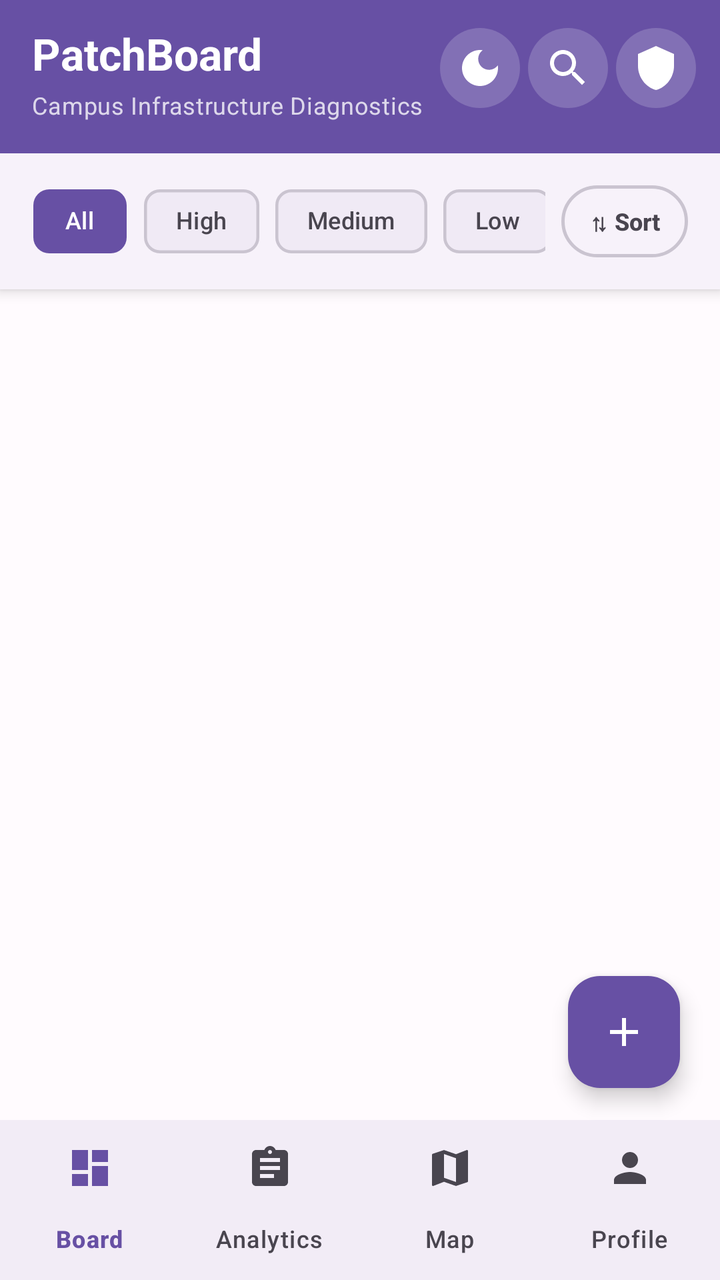
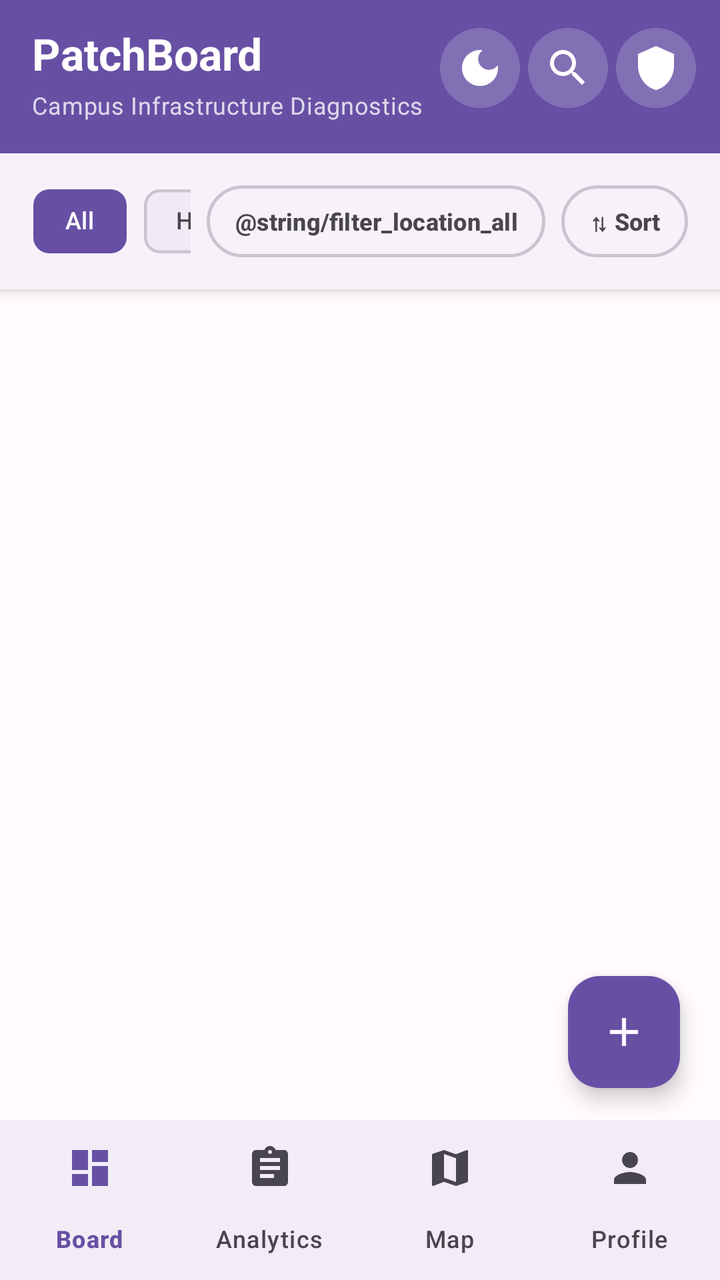

Screens rendered from an Android XML layout before and after an edit, with the pre-edit source and the edit as a unified diff.
<!-- AndroidManifest.xml: application theme Theme.PatchBoard -->
<!-- res/layout/activity_main.xml -->
<?xml version="1.0" encoding="utf-8"?>
<androidx.constraintlayout.widget.ConstraintLayout
    xmlns:android="http://schemas.android.com/apk/res/android"
    xmlns:app="http://schemas.android.com/apk/res-auto"
    android:id="@+id/root"
    android:layout_width="match_parent"
    android:layout_height="match_parent"
    android:background="@color/pb_bg">

    
    <LinearLayout
        android:id="@+id/topSection"
        android:layout_width="0dp"
        android:layout_height="wrap_content"
        android:background="@color/pb_topbar_bg"
        android:elevation="4dp"
        android:orientation="vertical"
        app:layout_constraintEnd_toEndOf="parent"
        app:layout_constraintStart_toStartOf="parent"
        app:layout_constraintTop_toTopOf="parent">

        <LinearLayout
            android:layout_width="match_parent"
            android:layout_height="wrap_content"
            android:orientation="horizontal"
            android:paddingStart="16dp"
            android:paddingTop="12dp"
            android:paddingEnd="12dp"
            android:paddingBottom="16dp">

            <LinearLayout
                android:layout_width="0dp"
                android:layout_height="wrap_content"
                android:layout_weight="1"
                android:orientation="vertical">

                <TextView
                    android:layout_width="wrap_content"
                    android:layout_height="wrap_content"
                    android:text="@string/app_name"
                    android:textColor="@color/pb_topbar_text"
                    android:textSize="22sp"
                    android:textStyle="bold" />

                <TextView
                    android:layout_width="wrap_content"
                    android:layout_height="wrap_content"
                    android:layout_marginTop="3dp"
                    android:letterSpacing="0.02"
                    android:text="@string/tagline"
                    android:textColor="@color/pb_topbar_subtext"
                    android:textSize="12sp" />
            </LinearLayout>

            <ImageButton
                android:id="@+id/btnTheme"
                android:layout_width="40dp"
                android:layout_height="40dp"
                android:layout_marginTop="2dp"
                android:background="@drawable/bg_circle_topbar"
                android:contentDescription="@string/cd_toggle_night_mode"
                android:src="@drawable/ic_dark_mode"
                app:tint="@color/pb_topbar_text" />

            <ImageButton
                android:id="@+id/btnSearch"
                android:layout_width="40dp"
                android:layout_height="40dp"
                android:layout_marginStart="4dp"
                android:layout_marginTop="2dp"
                android:background="@drawable/bg_circle_topbar"
                android:contentDescription="@string/search_hint"
                android:src="@drawable/ic_search"
                app:tint="@color/pb_topbar_text" />

            <ImageButton
                android:id="@+id/btnAdminSignIn"
                android:layout_width="40dp"
                android:layout_height="40dp"
                android:layout_marginStart="4dp"
                android:layout_marginTop="2dp"
                android:background="@drawable/bg_circle_topbar"
                android:contentDescription="@string/cd_admin_sign_in"
                android:src="@drawable/ic_shield"
                app:tint="@color/pb_topbar_text" />

            <com.google.android.material.button.MaterialButton
                android:id="@+id/btnAdminActive"
                style="@style/PatchBoard.PillButton"
                android:layout_width="wrap_content"
                android:layout_height="40dp"
                android:layout_marginStart="4dp"
                android:layout_marginTop="2dp"
                android:text="@string/admin_badge"
                android:textColor="@color/pb_topbar_text"
                android:visibility="gone"
                app:backgroundTint="@color/pb_topbar_icon_bg_active"
                app:icon="@drawable/ic_shield"
                app:iconSize="16dp"
                app:iconTint="@color/pb_topbar_text" />
        </LinearLayout>

        
        <LinearLayout
            android:id="@+id/searchRow"
            android:layout_width="match_parent"
            android:layout_height="wrap_content"
            android:background="@color/pb_filter_row_bg"
            android:gravity="center_vertical"
            android:orientation="horizontal"
            android:paddingStart="16dp"
            android:paddingTop="10dp"
            android:paddingEnd="16dp"
            android:paddingBottom="2dp"
            android:visibility="gone">

            <LinearLayout
                android:layout_width="0dp"
                android:layout_height="42dp"
                android:layout_weight="1"
                android:background="@drawable/bg_search_bar"
                android:gravity="center_vertical"
                android:orientation="horizontal"
                android:paddingStart="14dp"
                android:paddingEnd="8dp">

                <ImageView
                    android:layout_width="18dp"
                    android:layout_height="18dp"
                    android:importantForAccessibility="no"
                    android:src="@drawable/ic_search"
                    app:tint="@color/pb_primary" />

                <EditText
                    android:id="@+id/etSearch"
                    android:layout_width="0dp"
                    android:layout_height="match_parent"
                    android:layout_marginStart="9dp"
                    android:layout_weight="1"
                    android:background="@null"
                    android:hint="@string/search_hint"
                    android:imeOptions="actionSearch"
                    android:importantForAutofill="no"
                    android:inputType="text"
                    android:maxLines="1"
                    android:textColor="@color/pb_on_surface"
                    android:textColorHint="@color/pb_on_surface_variant"
                    android:textSize="14sp" />

                <ImageButton
                    android:id="@+id/btnClearSearch"
                    android:layout_width="26dp"
                    android:layout_height="26dp"
                    android:background="@drawable/bg_circle_close"
                    android:contentDescription="@string/cd_clear_search"
                    android:padding="6dp"
                    android:src="@drawable/ic_close"
                    app:tint="@color/pb_on_surface_variant"
                    android:visibility="gone" />
            </LinearLayout>

            <TextView
                android:id="@+id/tvResultCount"
                android:layout_width="wrap_content"
                android:layout_height="wrap_content"
                android:layout_marginStart="10dp"
                android:textColor="@color/pb_on_surface_variant"
                android:textSize="11sp"
                android:textStyle="bold"
                android:visibility="gone" />
        </LinearLayout>

        
        <LinearLayout
            android:layout_width="match_parent"
            android:layout_height="wrap_content"
            android:background="@color/pb_filter_row_bg"
            android:gravity="center_vertical"
            android:orientation="horizontal"
            android:paddingStart="16dp"
            android:paddingTop="10dp"
            android:paddingEnd="16dp"
            android:paddingBottom="10dp">

            <HorizontalScrollView
                android:layout_width="0dp"
                android:layout_height="wrap_content"
                android:layout_weight="1"
                android:scrollbars="none">

                <com.google.android.material.chip.ChipGroup
                    android:id="@+id/chipGroup"
                    android:layout_width="wrap_content"
                    android:layout_height="wrap_content"
                    app:chipSpacingHorizontal="8dp"
                    app:selectionRequired="true"
                    app:singleLine="true"
                    app:singleSelection="true">

                    <com.google.android.material.chip.Chip
                        android:id="@+id/chipAll"
                        style="@style/PatchBoard.FilterChip"
                        android:layout_width="wrap_content"
                        android:layout_height="wrap_content"
                        android:checked="true"
                        android:text="@string/filter_all" />

                    <com.google.android.material.chip.Chip
                        android:id="@+id/chipHigh"
                        style="@style/PatchBoard.FilterChip"
                        android:layout_width="wrap_content"
                        android:layout_height="wrap_content"
                        android:text="@string/priority_high" />

                    <com.google.android.material.chip.Chip
                        android:id="@+id/chipMedium"
                        style="@style/PatchBoard.FilterChip"
                        android:layout_width="wrap_content"
                        android:layout_height="wrap_content"
                        android:text="@string/priority_medium" />

                    <com.google.android.material.chip.Chip
                        android:id="@+id/chipLow"
                        style="@style/PatchBoard.FilterChip"
                        android:layout_width="wrap_content"
                        android:layout_height="wrap_content"
                        android:text="@string/priority_low" />
                </com.google.android.material.chip.ChipGroup>
            </HorizontalScrollView>

            <com.google.android.material.button.MaterialButton
                android:id="@+id/btnSort"
                style="@style/PatchBoard.PillButton.Outlined"
                android:layout_width="wrap_content"
                android:layout_height="wrap_content"
                android:layout_marginStart="8dp"
                android:minHeight="36dp"
                android:text="@string/sort_off" />
        </LinearLayout>
    </LinearLayout>

    
    <androidx.recyclerview.widget.RecyclerView
        android:id="@+id/boardRecycler"
        android:layout_width="0dp"
        android:layout_height="0dp"
        android:clipToPadding="false"
        android:paddingStart="14dp"
        android:paddingTop="16dp"
        android:paddingEnd="2dp"
        android:paddingBottom="12dp"
        app:layout_constraintBottom_toTopOf="@id/bottomNav"
        app:layout_constraintEnd_toEndOf="parent"
        app:layout_constraintStart_toStartOf="parent"
        app:layout_constraintTop_toBottomOf="@id/topSection" />

    <com.google.android.material.floatingactionbutton.FloatingActionButton
        android:id="@+id/fab"
        android:layout_width="wrap_content"
        android:layout_height="wrap_content"
        android:layout_marginEnd="20dp"
        android:layout_marginBottom="16dp"
        android:contentDescription="@string/cd_new_report"
        android:src="@drawable/ic_add"
        app:backgroundTint="@color/pb_primary"
        app:layout_constraintBottom_toTopOf="@id/bottomNav"
        app:layout_constraintEnd_toEndOf="parent"
        app:tint="@color/pb_on_primary" />

    <androidx.fragment.app.FragmentContainerView
        android:id="@+id/pageContainer"
        android:layout_width="0dp"
        android:layout_height="0dp"
        android:clickable="true"
        android:elevation="12dp"
        android:focusable="true"
        android:visibility="gone"
        app:layout_constraintBottom_toTopOf="@id/bottomNav"
        app:layout_constraintEnd_toEndOf="parent"
        app:layout_constraintStart_toStartOf="parent"
        app:layout_constraintTop_toTopOf="parent" />

    <com.google.android.material.bottomnavigation.BottomNavigationView
        android:id="@+id/bottomNav"
        android:layout_width="0dp"
        android:layout_height="wrap_content"
        android:background="@color/pb_nav_bg"
        app:itemIconTint="@color/nav_item"
        app:itemTextColor="@color/nav_item"
        app:labelVisibilityMode="labeled"
        app:layout_constraintBottom_toBottomOf="parent"
        app:layout_constraintEnd_toEndOf="parent"
        app:layout_constraintStart_toStartOf="parent"
        app:menu="@menu/bottom_nav"
        app:paddingBottomSystemWindowInsets="false" />
</androidx.constraintlayout.widget.ConstraintLayout>
<!-- resources referenced by this layout -->
<resources>
  <color name="pb_bg">#FFFBFE</color>
  <color name="pb_filter_row_bg">#F7F2FA</color>
  <color name="pb_nav_bg">#FFFBFE</color>
  <color name="pb_on_primary">#FFFFFF</color>
  <color name="pb_on_surface">#1C1B1F</color>
  <color name="pb_on_surface_variant">#49454F</color>
  <color name="pb_primary">#6750A4</color>
  <color name="pb_topbar_bg">#6750A4</color>
  <color name="pb_topbar_icon_bg_active">#47D0BCFF</color>
  <color name="pb_topbar_subtext">#C7FFFFFF</color>
  <color name="pb_topbar_text">#FFFFFF</color>
  <!-- drawable bg_circle_close (drawable) -->
  <shape xmlns:android="http://schemas.android.com/apk/res/android" android:shape="oval">
      <solid android:color="@color/pb_close_btn_bg"/>
  </shape>
  <!-- drawable bg_circle_topbar (drawable) -->
  <shape xmlns:android="http://schemas.android.com/apk/res/android" android:shape="oval">
      <solid android:color="@color/pb_topbar_icon_bg"/>
  </shape>
  <!-- drawable bg_search_bar (drawable) -->
  <shape xmlns:android="http://schemas.android.com/apk/res/android" android:shape="rectangle">
      <solid android:color="@color/pb_input_bg"/>
      <corners android:radius="22dp"/>
      <stroke android:width="1.5dp" android:color="@color/pb_primary"/>
  </shape>
  <!-- drawable ic_add (drawable) -->
  <vector xmlns:android="http://schemas.android.com/apk/res/android"
      android:width="24dp" android:height="24dp"
      android:viewportWidth="24" android:viewportHeight="24">
      <path android:fillColor="#FFFFFFFF" android:pathData="M19,13h-6v6h-2v-6H5v-2h6V5h2v6h6v2z"/>
  </vector>
  <!-- drawable ic_shield (drawable) -->
  <vector xmlns:android="http://schemas.android.com/apk/res/android"
      android:width="24dp" android:height="24dp"
      android:viewportWidth="24" android:viewportHeight="24">
      <path android:fillColor="#FFFFFFFF" android:pathData="M12,1L3,5v6c0,5.55 3.84,10.74 9,12 5.16,-1.26 9,-6.45 9,-12V5l-9,-4z"/>
  </vector>
  <string name="admin_badge">Admin</string>
  <string name="app_name">PatchBoard</string>
  <string name="cd_admin_sign_in">Admin sign in</string>
  <string name="cd_clear_search">Clear search</string>
  <string name="cd_new_report">New report</string>
  <string name="cd_toggle_night_mode">Toggle night mode</string>
  <string name="filter_all">All</string>
  <string name="priority_high">High</string>
  <string name="priority_low">Low</string>
  <string name="priority_medium">Medium</string>
  <string name="search_hint">Search reports</string>
  <string name="sort_off">⇅ Sort</string>
  <string name="tagline">Campus Infrastructure Diagnostics</string>
  <color name="pb_close_btn_bg">#E8DEF8</color>
  <color name="pb_topbar_icon_bg">#2EFFFFFF</color>
  <color name="pb_input_bg">#FFFFFF</color>
  <color name="pb_outline">#CAC4D0</color>
  <color name="pb_primary_container">#EADDFF</color>
  <color name="pb_on_primary_container">#21005D</color>
  <color name="pb_chip_pressed">#E8DEF8</color>
  <color name="pb_surface">#FFFBFE</color>
  <color name="pb_error">#B3261E</color>
  <style name="PatchBoard.BottomSheetDialog" parent="ThemeOverlay.Material3.BottomSheetDialog">
          <item name="bottomSheetStyle">@style/PatchBoard.BottomSheet</item>
      </style>
  <style name="PatchBoard.BottomSheet" parent="Widget.Material3.BottomSheet.Modal">
          <item name="backgroundTint">@color/pb_modal_bg</item>
          <item name="shapeAppearanceOverlay">@style/PatchBoard.SheetShape</item>
      </style>
  <color name="pb_modal_bg">#F7F2FA</color>
  <style name="PatchBoard.SheetShape" parent="">
          <item name="cornerFamily">rounded</item>
          <item name="cornerSizeTopLeft">20dp</item>
          <item name="cornerSizeTopRight">20dp</item>
          <item name="cornerSizeBottomLeft">0dp</item>
          <item name="cornerSizeBottomRight">0dp</item>
      </style>
  <!-- unchanged entries left out for length: 7 -->
</resources>

<!-- the commit's change to res/layout/activity_main.xml (unified diff, before → after) -->
@@ -229,6 +229,15 @@
             </HorizontalScrollView>
 
             <com.google.android.material.button.MaterialButton
+                android:id="@+id/btnLocation"
+                style="@style/PatchBoard.PillButton.Outlined"
+                android:layout_width="wrap_content"
+                android:layout_height="wrap_content"
+                android:layout_marginStart="8dp"
+                android:minHeight="36dp"
+                android:text="@string/filter_location_all" />
+
+            <com.google.android.material.button.MaterialButton
                 android:id="@+id/btnSort"
                 style="@style/PatchBoard.PillButton.Outlined"
                 android:layout_width="wrap_content"
